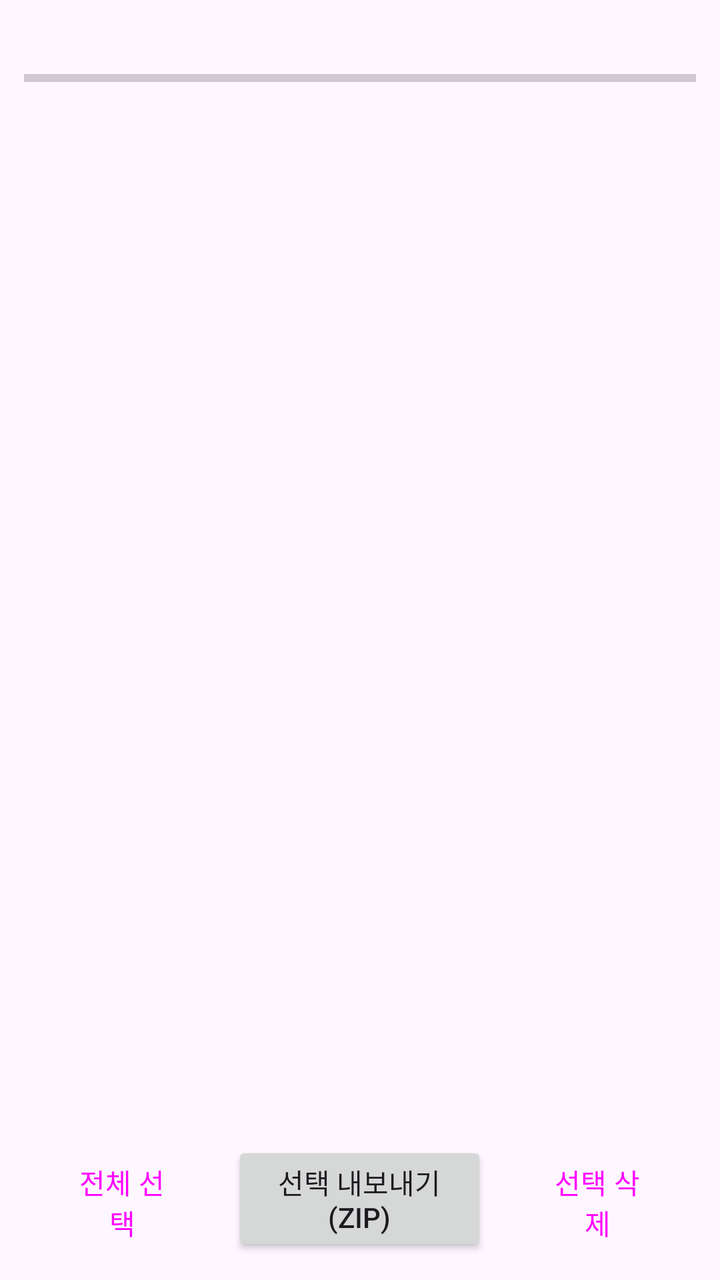
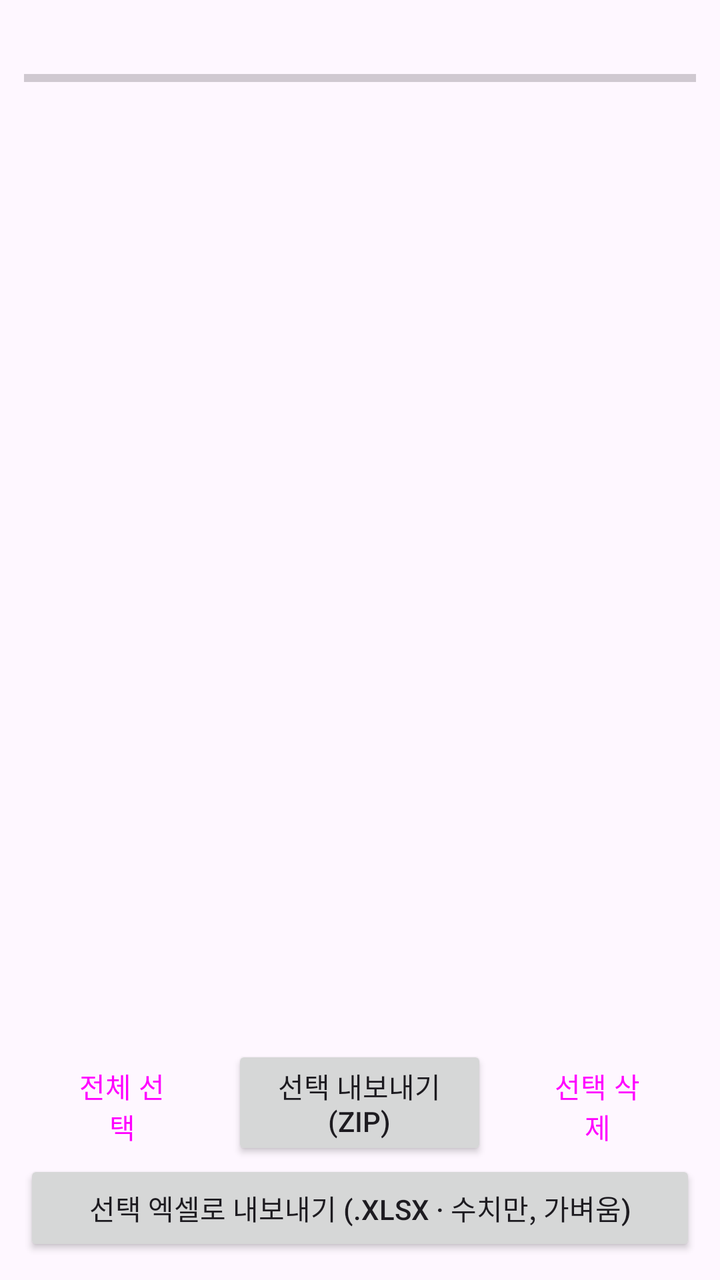

Screens rendered from an Android XML layout before and after an edit, with the pre-edit source and the edit as a unified diff.
<!-- AndroidManifest.xml: application theme Theme.PipeFlow -->
<!-- res/layout/activity_data.xml -->
<?xml version="1.0" encoding="utf-8"?>
<LinearLayout xmlns:android="http://schemas.android.com/apk/res/android"
    android:layout_width="match_parent" android:layout_height="match_parent"
    android:orientation="vertical" android:padding="12dp">

    <TextView android:id="@+id/txtSummary" android:layout_width="match_parent"
        android:layout_height="wrap_content" android:textSize="14sp" />
    <ProgressBar android:id="@+id/progress" style="?android:attr/progressBarStyleHorizontal"
        android:layout_width="match_parent" android:layout_height="wrap_content" />

    <ListView android:id="@+id/list" android:layout_width="match_parent"
        android:layout_height="0dp" android:layout_weight="1" android:layout_marginTop="4dp" />

    <LinearLayout android:layout_width="match_parent" android:layout_height="wrap_content"
        android:orientation="horizontal">
        <Button android:id="@+id/btnAll" style="?attr/materialButtonOutlinedStyle"
            android:layout_width="0dp" android:layout_weight="1"
            android:layout_height="wrap_content" android:text="전체 선택" />
        <Button android:id="@+id/btnExport" android:layout_width="0dp" android:layout_weight="1.3"
            android:layout_height="wrap_content" android:layout_marginStart="6dp"
            android:text="선택 내보내기 (zip)" />
        <Button android:id="@+id/btnDelete" style="?attr/materialButtonOutlinedStyle"
            android:layout_width="0dp" android:layout_weight="1"
            android:layout_height="wrap_content" android:layout_marginStart="6dp"
            android:text="선택 삭제" />
    </LinearLayout>
</LinearLayout>
<!-- resources referenced by this layout -->
<resources>
  <style name="Theme.PipeFlow" parent="Theme.Material3.DayNight">
          <item name="colorPrimary">@color/brand</item>
          <item name="colorPrimaryDark">@color/brand_dark</item>
      </style>
  <color name="brand">#1565C0</color>
  <color name="brand_dark">#0D47A1</color>
</resources>

<!-- the commit's change to res/layout/activity_data.xml (unified diff, before → after) -->
@@ -24,4 +24,7 @@
             android:layout_height="wrap_content" android:layout_marginStart="6dp"
             android:text="선택 삭제" />
     </LinearLayout>
+    <Button android:id="@+id/btnExcel" android:layout_width="match_parent"
+        android:layout_height="wrap_content"
+        android:text="선택 엑셀로 내보내기 (.xlsx · 수치만, 가벼움)" />
 </LinearLayout>
